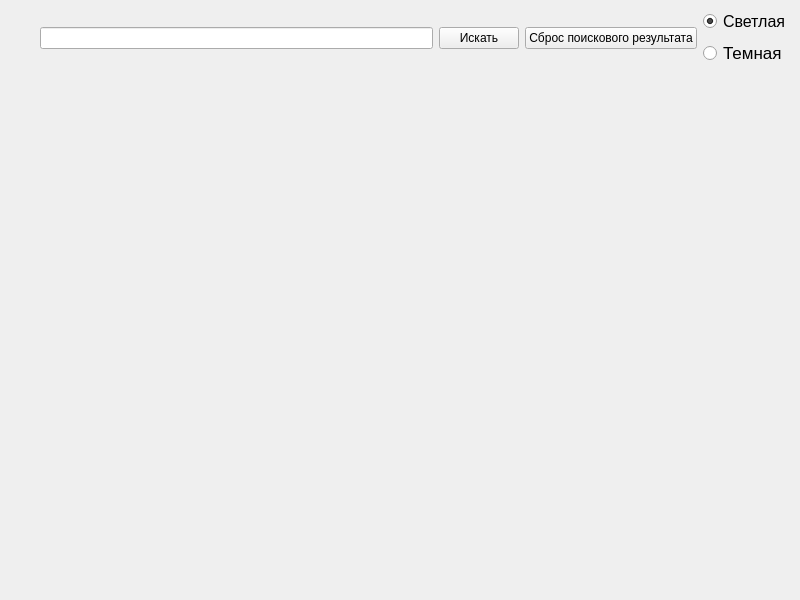
This is wind.ui in Dmitry123654789/BigTaskByYandexAPI as Qt 5 draws it before an edit. The edited form follows.
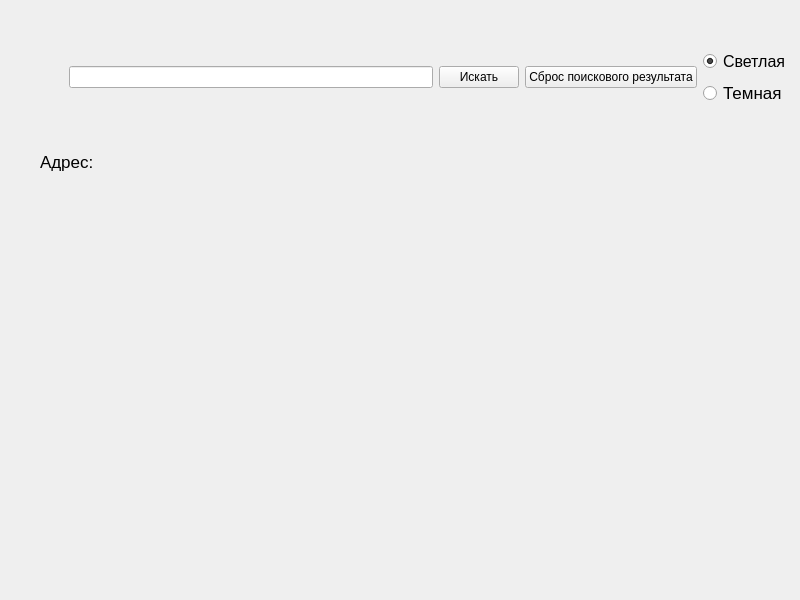
This is the edited form.

```diff
--- a/wind.ui
+++ b/wind.ui
@@ -14,9 +14,9 @@
    <string>MainWindow</string>
   </property>
   <widget class="QWidget" name="centralwidget">
-   <layout class="QVBoxLayout" name="verticalLayout_2" stretch="1,9">
+   <layout class="QVBoxLayout" name="verticalLayout_2" stretch="0,9">
     <item>
-     <layout class="QHBoxLayout" name="horizontalLayout">
+     <layout class="QVBoxLayout" name="verticalLayout_3">
       <property name="leftMargin">
        <number>31</number>
       </property>
@@ -24,7 +24,12 @@
        <number>0</number>
       </property>
       <property name="bottomMargin">
-       <number>0</number>
+       <number>18</number>
+      </property>
+      <item>
+       <layout class="QHBoxLayout" name="horizontalLayout_2">
+        <property name="leftMargin">
+         <number>29</number>
       </property>
       <item>
        <widget class="QLineEdit" name="lineEdit_searh"/>
@@ -108,6 +113,20 @@
          </spacer>
         </item>
        </layout>
+        </item>
+       </layout>
+      </item>
+      <item>
+       <widget class="QLabel" name="label_adress">
+        <property name="font">
+         <font>
+          <pointsize>13</pointsize>
+         </font>
+        </property>
+        <property name="text">
+         <string>Адрес:</string>
+        </property>
+       </widget>
       </item>
      </layout>
     </item>
```
Lines whose indentation alone changed are shown as unchanged.
